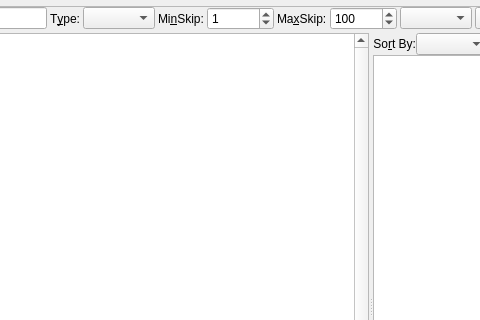
This is programs/ELSSearch/ELSSearchMainWindow.ui in dewhisna/KingJamesPureBibleSearch as Qt 5 draws it before an edit; both pictures show x 415 to 895 and y 0 to 320 of the 1024 by 800 pixel window. The edited form follows.
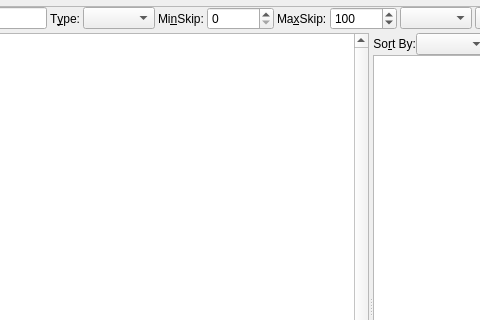
This is the edited form. Custom widgets are drawn as their Qt base class.

Commit message: Change default for spinMinSkip to 0 instead of 1. This will by default search the plain text.

Diff of the .ui file:
```diff
--- a/programs/ELSSearch/ELSSearchMainWindow.ui
+++ b/programs/ELSSearch/ELSSearchMainWindow.ui
@@ -139,7 +139,7 @@
              <number>1000000</number>
             </property>
             <property name="value">
-             <number>1</number>
+             <number>0</number>
             </property>
            </widget>
           </item>
```
